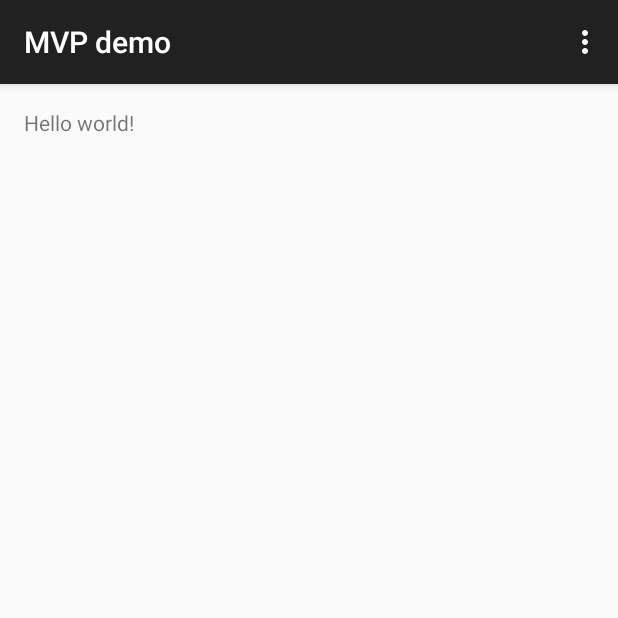
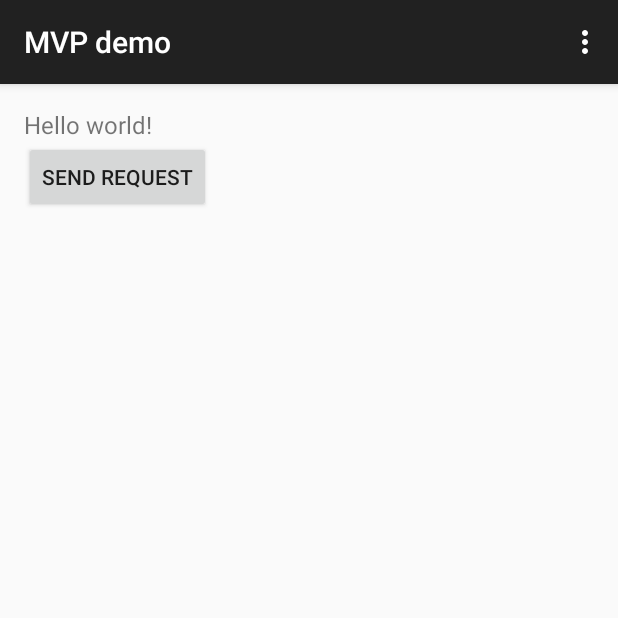
Before and after one commit to mdg-iitr-learning/android-architecture, an Android app: the screen it shows after launch (MainActivity), on a phone screen of 412 x 824 dp, the top half of it. Run offline under Robolectric (Android 15) with nearby library versions, the phone set to English and light mode, and no system bars.

Commit message:
add button to send dummy request

```diff
--- a/app/src/main/java/in/co/mdg/mvpdemo/MainActivity.java
+++ b/app/src/main/java/in/co/mdg/mvpdemo/MainActivity.java
@@ -4,6 +4,8 @@ import android.support.v7.app.AppCompatActivity;
 import android.os.Bundle;
 import android.view.Menu;
 import android.view.MenuItem;
+import android.view.View;
+import android.widget.Button;
 import android.widget.ProgressBar;
 import android.widget.TextView;
 
@@ -11,6 +13,7 @@ public class MainActivity extends AppCompatActivity {
 
     TextView textView;
     ProgressBar progressBar;
+    Button button;
 
     @Override
     protected void onCreate(Bundle savedInstanceState) {
@@ -19,6 +22,14 @@ public class MainActivity extends AppCompatActivity {
 
         textView = (TextView) findViewById(R.id.tv_hello_world);
         progressBar = (ProgressBar) findViewById(R.id.progress_bar);
+        button = (Button) findViewById(R.id.btn_request);
+
+        button.setOnClickListener(new View.OnClickListener() {
+            @Override
+            public void onClick(View v) {
+
+            }
+        });
     }
 
     @Override
--- a/app/src/main/res/layout/activity_main.xml
+++ b/app/src/main/res/layout/activity_main.xml
@@ -9,7 +9,15 @@
         android:id="@+id/tv_hello_world"
         android:text="@string/hello_world"
         android:layout_width="wrap_content"
-        android:layout_height="wrap_content" />
+        android:layout_height="wrap_content"
+        android:textSize="16dp"/>
+
+    <Button
+        android:layout_below="@id/tv_hello_world"
+        android:id="@+id/btn_request"
+        android:layout_width="wrap_content"
+        android:layout_height="wrap_content"
+        android:text="Send Request"/>
 
     <ProgressBar
         android:id="@+id/progress_bar"
```
